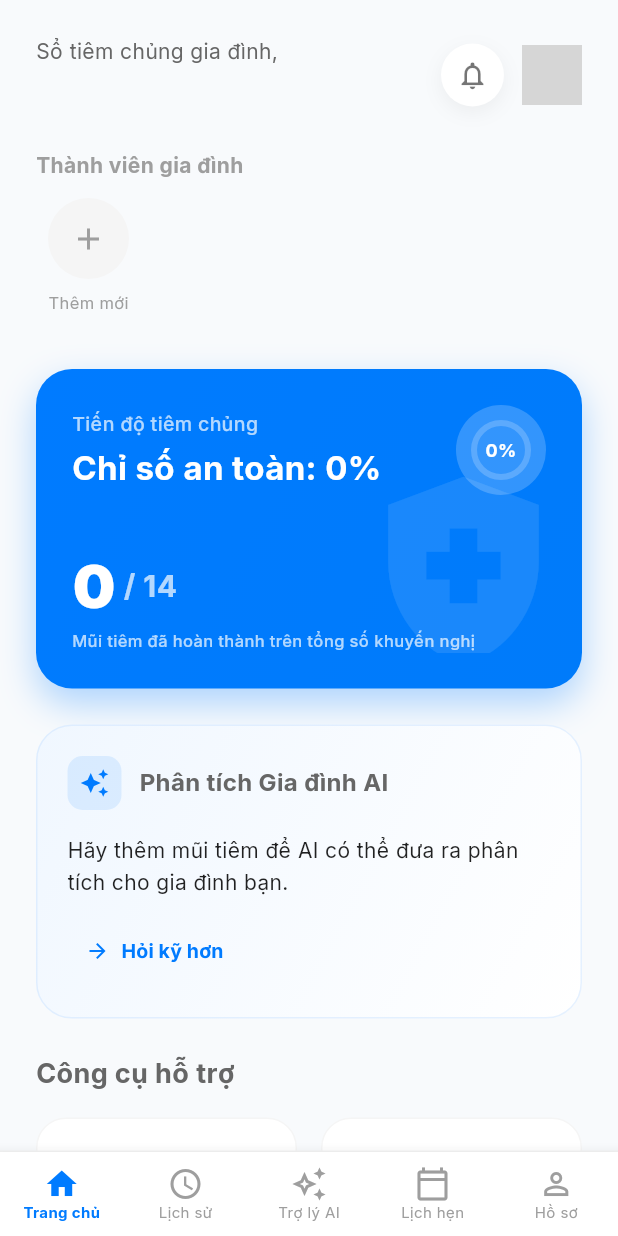
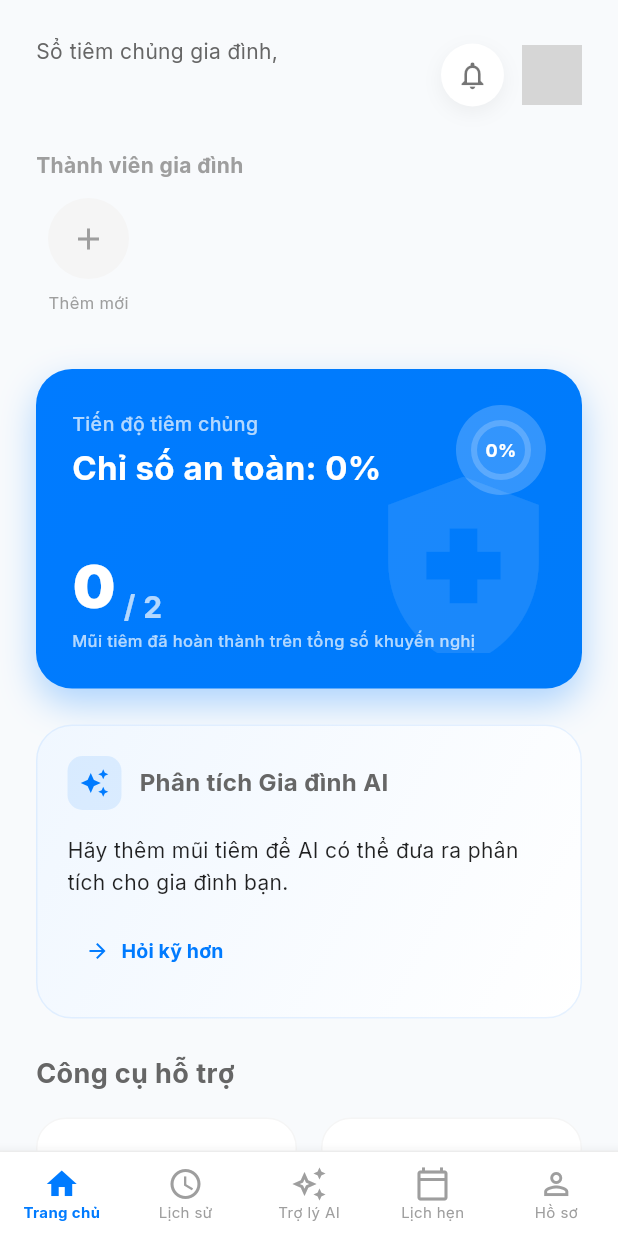
Before and after one commit to TranAnhBlue/vaccination_record, a Flutter app: the HomeScreen screen opened by its route, on a phone screen of 412 x 824 dp. Run offline on Flutter 3.47's test engine with Material 3 defaults, Android fonts, the phone set to English and light mode, and no system bars; our stand-ins replace flutter_local_notifications, google_fonts, google_generative_ai, image_picker, shared_preferences, sqflite and 3 more; accounts and stored records are empty; network calls fail; grey boxes are pictures that could not be loaded.

Commit message:
fix mui tiem khuyen nghi

```diff
--- a/lib/domain/services/vaccine_suggestion_service.dart
+++ b/lib/domain/services/vaccine_suggestion_service.dart
@@ -31,11 +31,13 @@ class MemberVaccineSuggestion {
   final Member member;
   final int ageMonths;
   final List<SuggestedVaccineStatus> vaccines;
+  final int extraCount;
 
   MemberVaccineSuggestion({
     required this.member,
     required this.ageMonths,
     required this.vaccines,
+    this.extraCount = 0,
   });
 
   int get doneCount => vaccines.where((v) => v.status == VaccineStatus.done).length;
@@ -298,21 +300,37 @@ class VaccineSuggestionService {
       return order[a.status]!.compareTo(order[b.status]!);
     });
 
+    // Đếm các bản ghi "ngoài danh sách" (không khớp với bất kỳ vaccine nào trong _schedule)
+    final matchedRecordIds = statuses
+        .where((s) => s.record != null)
+        .map((s) => s.record!.id)
+        .toSet();
+
+    final extraCount = records
+        .where((r) => r.isCompleted && !matchedRecordIds.contains(r.id))
+        .length;
+
     return MemberVaccineSuggestion(
       member: member,
       ageMonths: ageMonths,
       vaccines: statuses,
+      extraCount: extraCount,
     );
   }
 
   // ── HELPERS ───────────────────────────────────────────────────────────
 
   VaccinationRecord? _findRecord(SuggestedVaccine vaccine, List<VaccinationRecord> records) {
-    final key = vaccine.id.toLowerCase();
-    final nameParts = vaccine.name.toLowerCase().replaceAll(RegExp(r'\s*[—-].*'), '').trim().split(' ');
+    final vaccineNameLower = vaccine.name.toLowerCase();
+    // Lấy phần tên chính (bỏ phần mô tả sau dấu gạch ngang/ngoặc)
+    final baseName = vaccineNameLower.split(RegExp(r'\s*[—-]\s*')).first.trim();
+    final nameParts = baseName.split(' ').where((p) => p.length >= 2).toList();
+
     return records.where((r) {
       final rName = r.vaccineName.toLowerCase();
-      return nameParts.any((part) => part.length > 3 && rName.contains(part));
+      // 1. Phải trùng khớp tên cơ bản (ví dụ: "cúm" có trong "cúm mùa")
+      // 2. Hoặc trùng khớp id (nếu có lưu)
+      return nameParts.every((part) => rName.contains(part)) || rName.contains(baseName);
     }).firstOrNull;
   }
 
--- a/lib/presentation/screens/home_screen.dart
+++ b/lib/presentation/screens/home_screen.dart
@@ -13,6 +13,7 @@ import 'profile_screen.dart';
 import 'ai/ai_screen.dart';
 import '../viewmodels/household_viewmodel.dart';
 import 'suggestions_screen.dart';
+import '../../domain/services/vaccine_suggestion_service.dart';
 import '../viewmodels/appointment_viewmodel.dart';
 
 class HomeScreen extends StatefulWidget {
@@ -119,6 +120,17 @@ class _HomeScreenState extends State<HomeScreen> {
       }
     }
 
+    final suggestionService = VaccineSuggestionService();
+    int recommended = 0;
+    int extraCount = 0;
+    if (householdVm.selectedMember != null) {
+      final memberRecords = vm.recordsForMember(householdVm.selectedMember!.id!);
+      final suggestions = suggestionService.getSuggestionsForMember(householdVm.selectedMember!, memberRecords);
+      recommended = suggestions.vaccines.length;
+      extraCount = suggestions.extraCount;
+    }
+    if (recommended == 0) recommended = 14; // Fallback
+
     return Expanded(
       child: SingleChildScrollView(
         padding: const EdgeInsets.all(24),
@@ -130,7 +142,7 @@ class _HomeScreenState extends State<HomeScreen> {
             _buildMemberSwitcher(householdVm),
             const SizedBox(height: 24),
             _buildUrgentWarning(vm.records, today),
-            _buildHealthStatusCard(completedCount),
+            _buildHealthStatusCard(completedCount, recommended, extraCount),
             const SizedBox(height: 24),
 
             // --- AI INSIGHT SECTION ---
@@ -447,10 +459,9 @@ class _HomeScreenState extends State<HomeScreen> {
     );
   }
 
-  Widget _buildHealthStatusCard(int completed) {
-    // Logic: If completed >= 14 (recommended), it's 100%.
-    int recommended = 14;
-    double percent = (completed / recommended).clamp(0, 1) * 100;
+  Widget _buildHealthStatusCard(int completed, int recommended, int extra) {
+    // Logic: If completed >= recommended, it's 100%.
+    double percent = recommended > 0 ? (completed / recommended).clamp(0, 1) * 100 : 0;
 
     return Container(
       width: double.infinity,
@@ -545,6 +556,7 @@ class _HomeScreenState extends State<HomeScreen> {
               ),
               const SizedBox(height: 32),
               Row(
+                crossAxisAlignment: CrossAxisAlignment.end,
                 children: [
                   Text(
                     "$completed",
@@ -555,14 +567,32 @@ class _HomeScreenState extends State<HomeScreen> {
                       letterSpacing: 1,
                     ),
                   ),
-                  const Text(
-                    " / 14",
-                    style: TextStyle(
+                  Text(
+                    " / $recommended",
+                    style: const TextStyle(
                       color: Colors.white70,
                       fontSize: 20,
                       fontWeight: FontWeight.bold,
                     ),
                   ),
+                  if (extra > 0) ...[
+                    const SizedBox(width: 8),
+                    Container(
+                      padding: const EdgeInsets.symmetric(horizontal: 8, vertical: 4),
+                      decoration: BoxDecoration(
+                        color: Colors.white.withOpacity(0.2),
+                        borderRadius: BorderRadius.circular(12),
+                      ),
+                      child: Text(
+                        "+$extra mũi tự nguyện",
+                        style: const TextStyle(
+                          color: Colors.white,
+                          fontSize: 10,
+                          fontWeight: FontWeight.bold,
+                        ),
+                      ),
+                    ),
+                  ],
                 ],
               ),
               const Text(
```
Also changed, not shown: lib/data/services/ai_service.dart (+11 -4 lines), lib/presentation/viewmodels/appointment_viewmodel.dart (+22 -4 lines).
